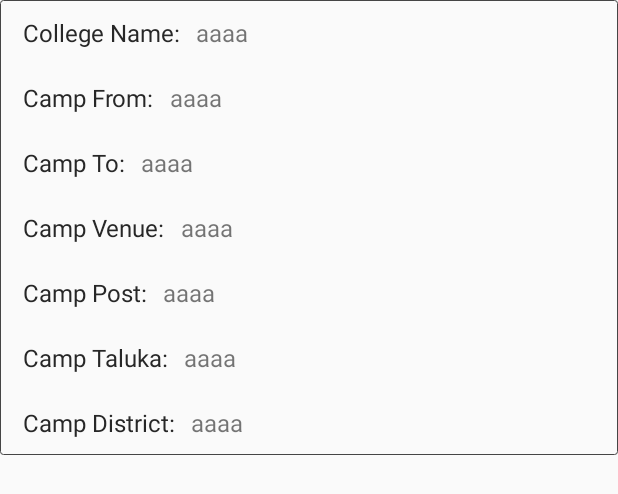
After one commit to tayyabsayyad/nssapp, an Android app: the layout adapter_view_camp_details.xml on its own in the app's theme, with its tools: preview values and no code run, on a phone screen of 412 x 824 dp. The commit adds this screen. Shown: the top 494 px of the screen. Run offline under Robolectric (Android 15) with nearby library versions, the phone set to English and light mode, and no system bars; Roboto replaces fonts that are not available here.

Commit message:
Hotfix logic for updating data Create views & adapter layout for camp details Use recycler view optimizes performance (: Using cheap hack to fix cutting of view ):
TODO: Code clean

Signed-off-by: Dixzz <vishusatyam36@gmail.com>

```diff
--- a/app/src/main/res/layout/activity_signup.xml
+++ b/app/src/main/res/layout/activity_signup.xml
@@ -99,11 +99,9 @@
                 android:id="@+id/dropdown_clg"
                 style="@style/signUp"
                 android:layout_width="0dp"
-                android:layout_height="45dp"
+                android:layout_height="wrap_content"
                 android:layout_weight="1"
-                android:background="@drawable/signup_roundbg"
-                android:gravity="center"
-                android:paddingStart="18dp" />
+                android:background="@drawable/signup_roundbg" />
         </LinearLayout>
 
         <EditText
--- /dev/null
+++ b/app/src/main/res/layout/adapter_view_camp_details.xml
@@ -0,0 +1,192 @@
+<?xml version="1.0" encoding="utf-8"?>
+<androidx.constraintlayout.widget.ConstraintLayout xmlns:android="http://schemas.android.com/apk/res/android"
+    xmlns:app="http://schemas.android.com/apk/res-auto"
+    android:id="@+id/campDetailsLinear"
+    android:layout_width="match_parent"
+    android:layout_height="wrap_content">
+
+    <LinearLayout
+        android:layout_width="match_parent"
+        android:layout_height="wrap_content"
+        android:background="@drawable/act_bg_lines"
+        android:orientation="vertical"
+        app:layout_constraintEnd_toEndOf="parent"
+        app:layout_constraintStart_toStartOf="parent"
+        app:layout_constraintTop_toTopOf="parent">
+
+        <LinearLayout
+            android:layout_width="match_parent"
+            android:layout_height="wrap_content"
+            android:layout_gravity="center"
+            android:orientation="horizontal"
+            android:padding="5dp"
+            android:paddingStart="@dimen/space_10dp">
+
+            <TextView
+                android:layout_width="wrap_content"
+                android:layout_height="wrap_content"
+                android:padding="5dp"
+                android:text="College Name:"
+                android:textColor="@color/blackish"
+                android:textSize="16sp" />
+
+            <TextView
+                android:id="@+id/clgName"
+                android:layout_width="wrap_content"
+                android:layout_height="wrap_content"
+                android:padding="@dimen/padding_5dp"
+                android:text="aaaa"
+                android:textSize="16sp" />
+        </LinearLayout>
+
+        <LinearLayout
+            android:layout_width="match_parent"
+            android:layout_height="wrap_content"
+            android:layout_gravity="center"
+            android:orientation="horizontal"
+            android:padding="5dp"
+            android:paddingStart="@dimen/space_10dp">
+
+            <TextView
+                android:layout_width="wrap_content"
+                android:layout_height="wrap_content"
+                android:padding="5dp"
+                android:text="Camp From:"
+                android:textColor="@color/blackish"
+                android:textSize="16sp" />
+
+            <TextView
+                android:id="@+id/campFrom"
+                android:layout_width="wrap_content"
+                android:layout_height="wrap_content"
+                android:padding="@dimen/padding_5dp"
+                android:text="aaaa"
+                android:textSize="16sp" />
+        </LinearLayout>
+
+        <LinearLayout
+            android:layout_width="match_parent"
+            android:layout_height="wrap_content"
+            android:layout_gravity="center"
+            android:orientation="horizontal"
+            android:padding="5dp"
+            android:paddingStart="@dimen/space_10dp">
+
+            <TextView
+                android:layout_width="wrap_content"
+                android:layout_height="wrap_content"
+                android:padding="5dp"
+                android:text="Camp To:"
+                android:textColor="@color/blackish"
+                android:textSize="16sp" />
+
+            <TextView
+                android:id="@+id/campTo"
+                android:layout_width="wrap_content"
+                android:layout_height="wrap_content"
+                android:padding="@dimen/padding_5dp"
+                android:text="aaaa"
+                android:textSize="16sp" />
+        </LinearLayout>
+
+        <LinearLayout
+            android:layout_width="match_parent"
+            android:layout_height="wrap_content"
+            android:layout_gravity="center"
+            android:orientation="horizontal"
+            android:padding="5dp"
+            android:paddingStart="@dimen/space_10dp">
+
+            <TextView
+                android:layout_width="wrap_content"
+                android:layout_height="wrap_content"
+                android:padding="5dp"
+                android:text="Camp Venue:"
+                android:textColor="@color/blackish"
+                android:textSize="16sp" />
+
+            <TextView
+                android:id="@+id/campVenue"
+                android:layout_width="wrap_content"
+                android:layout_height="wrap_content"
+                android:padding="@dimen/padding_5dp"
+                android:text="aaaa"
+                android:textSize="16sp" />
+        </LinearLayout>
+
+        <LinearLayout
+            android:layout_width="match_parent"
+            android:layout_height="wrap_content"
+            android:layout_gravity="center"
+            android:orientation="horizontal"
+            android:padding="5dp"
+            android:paddingStart="@dimen/space_10dp">
+
+            <TextView
+                android:layout_width="wrap_content"
+                android:layout_height="wrap_content"
+                android:padding="5dp"
+                android:text="Camp Post:"
+                android:textColor="@color/blackish"
+                android:textSize="16sp" />
+
+            <TextView
+                android:id="@+id/campPost"
+                android:layout_width="wrap_content"
+                android:layout_height="wrap_content"
+                android:padding="@dimen/padding_5dp"
+                android:text="aaaa"
+                android:textSize="16sp" />
+        </LinearLayout>
+
+        <LinearLayout
+            android:layout_width="match_parent"
+            android:layout_height="wrap_content"
+            android:layout_gravity="center"
+            android:orientation="horizontal"
+            android:padding="5dp"
+            android:paddingStart="@dimen/space_10dp">
+
+            <TextView
+                android:layout_width="wrap_content"
+                android:layout_height="wrap_content"
+                android:padding="5dp"
+                android:text="Camp Taluka:"
+                android:textColor="@color/blackish"
+                android:textSize="16sp" />
+
+            <TextView
+                android:id="@+id/campTaluka"
+                android:layout_width="wrap_content"
+                android:layout_height="wrap_content"
+                android:padding="@dimen/padding_5dp"
+                android:text="aaaa"
+                android:textSize="16sp" />
+        </LinearLayout>
+
+        <LinearLayout
+            android:layout_width="match_parent"
+            android:layout_height="wrap_content"
+            android:layout_gravity="center"
+            android:orientation="horizontal"
+            android:padding="5dp"
+            android:paddingStart="@dimen/space_10dp">
+
+            <TextView
+                android:layout_width="wrap_content"
+                android:layout_height="wrap_content"
+                android:padding="5dp"
+                android:text="Camp District:"
+                android:textColor="@color/blackish"
+                android:textSize="16sp" />
+
+            <TextView
+                android:id="@+id/campDistrict"
+                android:layout_width="wrap_content"
+                android:layout_height="wrap_content"
+                android:padding="@dimen/padding_5dp"
+                android:text="aaaa"
+                android:textSize="16sp" />
+        </LinearLayout>
+    </LinearLayout>
+</androidx.constraintlayout.widget.ConstraintLayout>
```
Also changed, not shown: app/src/main/java/com/test/nss/CheckConn.java (+57 -1 lines), app/src/main/java/com/test/nss/SignupActivity.java (+46 -5 lines), app/src/main/java/com/test/nss/TestAdapter.java (+48 -23 lines), app/src/main/java/com/test/nss/api/Api.java (+6 -3 lines), app/src/main/java/com/test/nss/ediary.java (+15 -1 lines), app/src/main/java/com/test/nss/startActivity.java (+0 -14 lines), app/src/main/java/com/test/nss/ui/camp/AdapterCampDetails.java (added, +51 -0 lines), app/src/main/java/com/test/nss/ui/camp/CampDataAdapter.java (added, +87 -0 lines), app/src/main/java/com/test/nss/ui/camp/CampDetails.java (added, +83 -0 lines), app/src/main/java/com/test/nss/ui/camp/CampFragment.java (+7 -0 lines), app/src/main/res/layout/drop_down_start.xml (+6 -5 lines), app/src/main/res/layout/fragment_camp.xml (+9 -5 lines), app/src/main/res/layout/fragment_camp_details.xml (added, +15 -0 lines).
